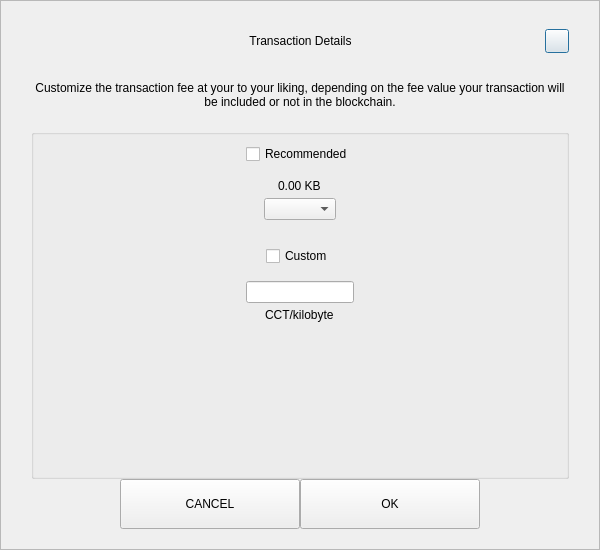
CONCRETE-Project/CONCRETE, file src/qt/concrete/forms/sendcustomfeedialog.ui: the form before one commit.
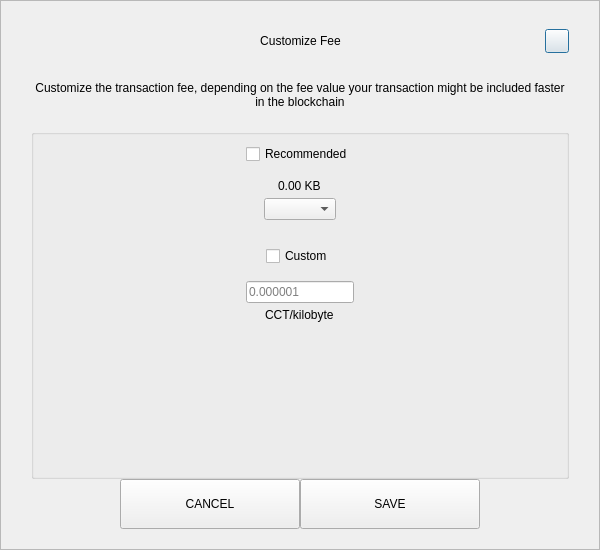
The form after the commit.

Patch:
```diff
--- a/src/qt/concrete/forms/sendcustomfeedialog.ui
+++ b/src/qt/concrete/forms/sendcustomfeedialog.ui
@@ -92,7 +92,7 @@
            <string notr="true">padding-left:24px;</string>
           </property>
           <property name="text">
-           <string>Transaction Details</string>
+           <string>Customize Fee</string>
           </property>
           <property name="alignment">
            <set>Qt::AlignCenter</set>
@@ -155,7 +155,7 @@
       <item>
        <widget class="QLabel" name="labelMessage">
         <property name="text">
-         <string>Customize the transaction fee at your to your liking, depending on the fee value your transaction will be included or not in the blockchain.</string>
+         <string>Customize the transaction fee, depending on the fee value your transaction might be included faster in the blockchain</string>
         </property>
         <property name="alignment">
          <set>Qt::AlignCenter</set>
@@ -278,7 +278,11 @@
             </spacer>
            </item>
            <item alignment="Qt::AlignHCenter">
-            <widget class="QLineEdit" name="lineEditCustomFee"/>
+            <widget class="QLineEdit" name="lineEditCustomFee">
+             <property name="placeholderText">
+              <string notr="true">0.000001</string>
+             </property>
+            </widget>
            </item>
            <item alignment="Qt::AlignHCenter">
             <widget class="QLabel" name="labelCustomFee">
@@ -348,7 +352,7 @@
            <enum>Qt::NoFocus</enum>
           </property>
           <property name="text">
-           <string>OK</string>
+           <string>SAVE</string>
           </property>
          </widget>
         </item>
```
